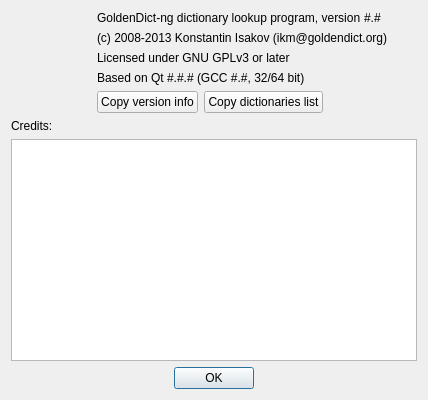
Before: the Qt Designer form src/ui/about.ui in xiaoyifang/goldendict-ng, drawn with Qt 5.
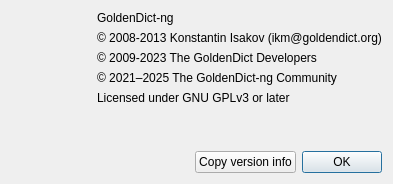
After: the same form once the commit is applied. Icons and pictures are not drawn.

Commit message:
feat: update CREDITS and About dialog to acknowledge stakeholders (#2108)
* update CREDITS

* refresh about

* [autofix.ci] apply automated fixes

* size

* disable some translations

* Grammer

---------

```diff
--- a/src/ui/about.ui
+++ b/src/ui/about.ui
@@ -9,10 +9,16 @@
    <rect>
     <x>0</x>
     <y>0</y>
-    <width>428</width>
-    <height>400</height>
+    <width>415</width>
+    <height>220</height>
    </rect>
   </property>
+  <property name="sizePolicy">
+   <sizepolicy hsizetype="Fixed" vsizetype="Fixed">
+    <horstretch>0</horstretch>
+    <verstretch>0</verstretch>
+   </sizepolicy>
+  </property>
   <property name="windowTitle">
    <string>About</string>
   </property>
@@ -20,9 +26,14 @@
    <bool>true</bool>
   </property>
   <layout class="QVBoxLayout" name="verticalLayout_2">
+   <property name="sizeConstraint">
+    <enum>QLayout::SetFixedSize</enum>
+   </property>
    <item>
     <layout class="QHBoxLayout" name="horizontalLayout">
      <item>
+      <layout class="QVBoxLayout" name="verticalLayout_3">
+       <item>
       <widget class="QLabel" name="icon">
        <property name="minimumSize">
         <size>
@@ -54,6 +65,21 @@
       </widget>
      </item>
      <item>
+        <spacer name="verticalSpacer_2">
+         <property name="orientation">
+          <enum>Qt::Vertical</enum>
+         </property>
+         <property name="sizeHint" stdset="0">
+          <size>
+           <width>20</width>
+           <height>40</height>
+          </size>
+         </property>
+        </spacer>
+       </item>
+      </layout>
+     </item>
+     <item>
       <layout class="QVBoxLayout" name="verticalLayout">
        <item>
         <layout class="QHBoxLayout" name="horizontalLayout_2">
@@ -63,38 +89,39 @@
          <item>
           <widget class="QLabel" name="label">
            <property name="text">
-            <string>GoldenDict-ng dictionary lookup program, version </string>
+            <string notr="true">GoldenDict-ng</string>
            </property>
            <property name="alignment">
             <set>Qt::AlignLeading|Qt::AlignLeft|Qt::AlignVCenter</set>
            </property>
           </widget>
          </item>
-         <item>
-          <widget class="QLabel" name="version">
-           <property name="accessibleDescription">
-            <string/>
-           </property>
-           <property name="text">
-            <string notr="true">#.#</string>
-           </property>
-           <property name="textInteractionFlags">
-            <set>Qt::TextEditorInteraction</set>
-           </property>
-          </widget>
-         </item>
         </layout>
        </item>
        <item>
         <widget class="QLabel" name="label_2">
          <property name="text">
-          <string notr="true">(c) 2008-2013 Konstantin Isakov (ikm@goldendict.org)</string>
+          <string notr="true">© 2008-2013 Konstantin Isakov (ikm@goldendict.org)</string>
          </property>
          <property name="alignment">
           <set>Qt::AlignLeading|Qt::AlignLeft|Qt::AlignVCenter</set>
          </property>
         </widget>
        </item>
+       <item>
+        <widget class="QLabel" name="label_4">
+         <property name="text">
+          <string notr="true">© 2009-2023 The GoldenDict Developers</string>
+         </property>
+        </widget>
+       </item>
+       <item>
+        <widget class="QLabel" name="label_5">
+         <property name="text">
+          <string notr="true">© 2021–2025 The GoldenDict-ng Community</string>
+         </property>
+        </widget>
+       </item>
        <item>
         <widget class="QLabel" name="label_3">
          <property name="text">
@@ -106,48 +133,38 @@
         </widget>
        </item>
        <item>
-        <widget class="QLabel" name="qtVersion">
-         <property name="text">
-          <string notr="true">Based on Qt #.#.# (GCC #.#, 32/64 bit)</string>
+        <spacer name="verticalSpacer">
+         <property name="orientation">
+          <enum>Qt::Vertical</enum>
          </property>
-         <property name="textInteractionFlags">
-          <set>Qt::TextEditorInteraction</set>
+         <property name="sizeHint" stdset="0">
+          <size>
+           <width>20</width>
+           <height>20</height>
+          </size>
          </property>
-        </widget>
+        </spacer>
        </item>
        <item>
-        <layout class="QHBoxLayout" name="horizontalLayout_3">
-         <item>
-          <widget class="QPushButton" name="copyInfoBtn">
-           <property name="sizePolicy">
-            <sizepolicy hsizetype="Fixed" vsizetype="Fixed">
-             <horstretch>0</horstretch>
-             <verstretch>0</verstretch>
-            </sizepolicy>
-           </property>
+        <widget class="QLabel" name="versionInfo">
            <property name="text">
-            <string>Copy version info</string>
+          <string notr="true"/>
            </property>
           </widget>
          </item>
          <item>
-          <widget class="QPushButton" name="copyDictListBtn">
-           <property name="sizePolicy">
-            <sizepolicy hsizetype="Fixed" vsizetype="Fixed">
-             <horstretch>0</horstretch>
-             <verstretch>0</verstretch>
-            </sizepolicy>
-           </property>
-           <property name="text">
-            <string>Copy dictionaries list</string>
-           </property>
-          </widget>
-         </item>
+        <layout class="QHBoxLayout" name="horizontalLayout_4">
+         <property name="sizeConstraint">
+          <enum>QLayout::SetDefaultConstraint</enum>
+         </property>
          <item>
           <spacer name="horizontalSpacer">
            <property name="orientation">
             <enum>Qt::Horizontal</enum>
            </property>
+           <property name="sizeType">
+            <enum>QSizePolicy::Expanding</enum>
+           </property>
            <property name="sizeHint" stdset="0">
             <size>
              <width>40</width>
@@ -156,37 +173,27 @@
            </property>
           </spacer>
          </item>
-        </layout>
-       </item>
-      </layout>
-     </item>
-    </layout>
-   </item>
    <item>
-    <widget class="QLabel" name="label_5">
-     <property name="text">
-      <string>Credits:</string>
-     </property>
-     <property name="alignment">
-      <set>Qt::AlignLeading|Qt::AlignLeft|Qt::AlignVCenter</set>
-     </property>
-    </widget>
-   </item>
-   <item>
-    <widget class="QTextBrowser" name="credits">
-     <property name="enabled">
-      <bool>true</bool>
-     </property>
+          <widget class="QPushButton" name="copyInfoBtn">
      <property name="sizePolicy">
-      <sizepolicy hsizetype="Expanding" vsizetype="Expanding">
+            <sizepolicy hsizetype="Fixed" vsizetype="Fixed">
        <horstretch>0</horstretch>
-       <verstretch>1</verstretch>
-      </sizepolicy>
-     </property>
+             <verstretch>0</verstretch>
+            </sizepolicy>
+           </property>
+           <property name="text">
+            <string>Copy version info</string>
+           </property>
     </widget>
    </item>
    <item>
     <widget class="QDialogButtonBox" name="buttonBox">
+           <property name="sizePolicy">
+            <sizepolicy hsizetype="Maximum" vsizetype="Expanding">
+             <horstretch>0</horstretch>
+             <verstretch>0</verstretch>
+            </sizepolicy>
+           </property>
      <property name="orientation">
       <enum>Qt::Horizontal</enum>
      </property>
@@ -194,9 +201,15 @@
       <set>QDialogButtonBox::Ok</set>
      </property>
      <property name="centerButtons">
-      <bool>true</bool>
-     </property>
-    </widget>
+            <bool>false</bool>
+           </property>
+          </widget>
+         </item>
+        </layout>
+       </item>
+      </layout>
+     </item>
+    </layout>
    </item>
   </layout>
  </widget>
```
Left out of the diff: 4 changed lines with no effect on the pictures. Lines whose indentation alone changed are shown as unchanged. The commit also changes 7 other files.
